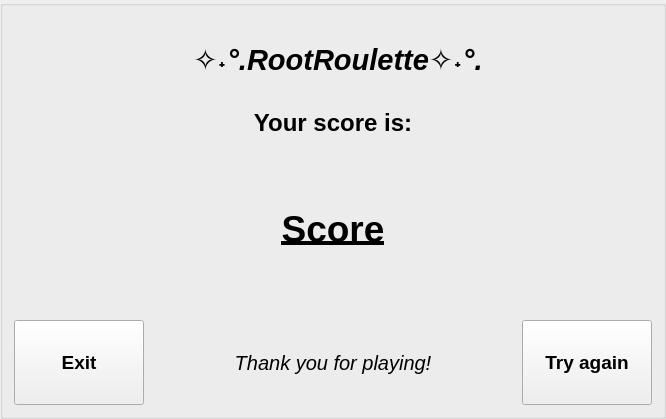
Old version of the form src/widgets/end_widget/EndWidget.ui in the repository inelina4/RootRoulette.
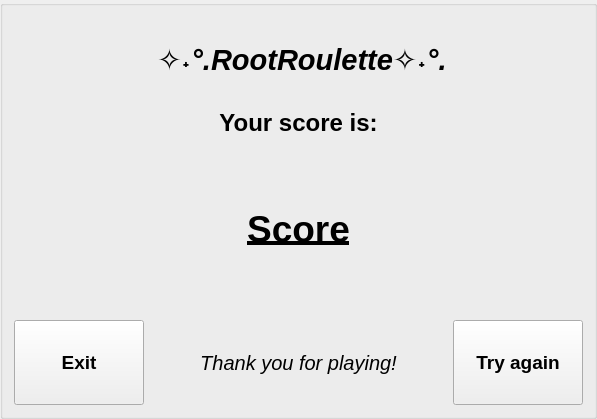
New version of the form. Icons and pictures are not drawn.

Patch:
```diff
--- a/src/widgets/end_widget/EndWidget.ui
+++ b/src/widgets/end_widget/EndWidget.ui
@@ -6,7 +6,7 @@
    <rect>
     <x>0</x>
     <y>0</y>
-    <width>666</width>
+    <width>597</width>
     <height>419</height>
    </rect>
   </property>
```
